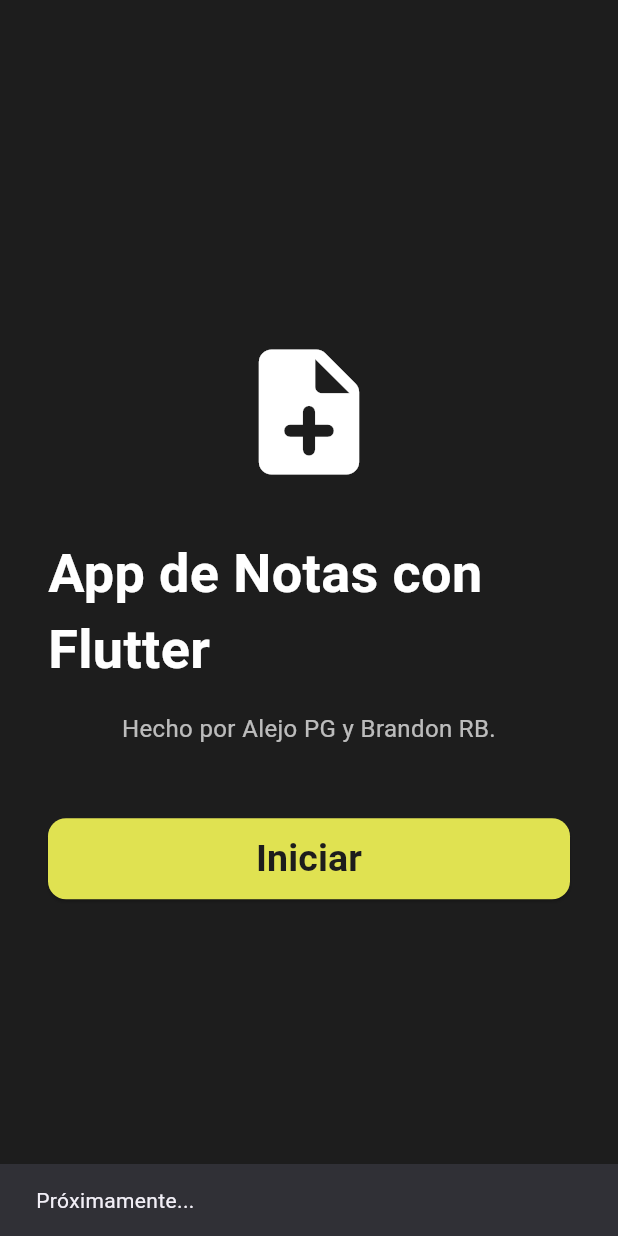
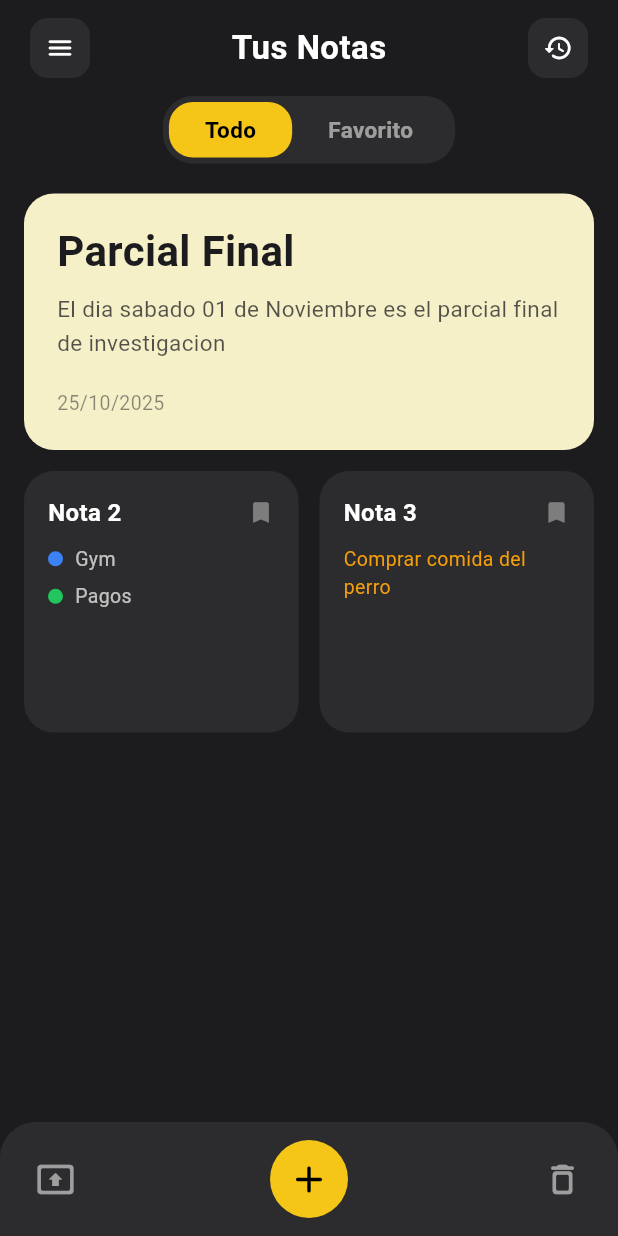
Before and after one commit to Bramiya11/notes-app-with-flutter, a Flutter app: the screen it shows after launch, after a tap on "Iniciar", on a phone screen of 412 x 824 dp. Run offline on Flutter 3.47's test engine with Material 3 defaults, Android fonts, the phone set to English and light mode, and no system bars.

Commit message:
Home screen, se finaliza la pantalla principal

```diff
--- /dev/null
+++ b/lib/home.dart
@@ -0,0 +1,394 @@
+import 'package:flutter/material.dart';
+
+// ── Modelo de datos ──────────────────────────────────────────────────────────
+
+class Note {
+  final String title;
+  final String? body;
+  final String date;
+  final bool isFeatured;
+  final List<NoteTag> tags;
+  final Color? cardColor;
+  final Color? textColor;
+
+  const Note({
+    required this.title,
+    this.body,
+    required this.date,
+    this.isFeatured = false,
+    this.tags = const [],
+    this.cardColor,
+    this.textColor,
+  });
+}
+
+class NoteTag {
+  final String label;
+  final Color color;
+
+  const NoteTag({required this.label, required this.color});
+}
+
+// ── Pantalla de notas ────────────────────────────────────────────────────────
+
+class NotesScreen extends StatefulWidget {
+  const NotesScreen({super.key});
+
+  @override
+  State<NotesScreen> createState() => _NotesScreenState();
+}
+
+class _NotesScreenState extends State<NotesScreen> {
+  final List<Note> _notes = const [
+    Note(
+      title: 'Parcial Final',
+      body: 'El dia sabado 01 de Noviembre es el parcial final de investigacion',
+      date: '25/10/2025',
+      isFeatured: true,
+      cardColor: Color(0xFFF5F0C8),
+      textColor: Color(0xFF1C1C1E),
+    ),
+    Note(
+      title: 'Nota 2',
+      date: '24/10/2025',
+      cardColor: Color(0xFF2C2C2E),
+      tags: [
+        NoteTag(label: 'Gym', color: Color(0xFF3B82F6)),
+        NoteTag(label: 'Pagos', color: Color(0xFF22C55E)),
+      ],
+    ),
+    Note(
+      title: 'Nota 3',
+      body: 'Comprar comida del perro',
+      date: '23/10/2025',
+      cardColor: Color(0xFF2C2C2E),
+      textColor: Color(0xFFF59E0B),
+    ),
+  ];
+
+  @override
+  Widget build(BuildContext context) {
+    final featuredNote = _notes.firstWhere((n) => n.isFeatured);
+    final smallNotes = _notes.where((n) => !n.isFeatured).toList();
+
+    return Scaffold(
+      backgroundColor: const Color(0xFF1C1C1E),
+      body: SafeArea(
+        child: Column(
+          children: [
+            // ── App Bar ──────────────────────────────────────────────────
+            Padding(
+              padding: const EdgeInsets.symmetric(horizontal: 20, vertical: 12),
+              child: Row(
+                mainAxisAlignment: MainAxisAlignment.spaceBetween,
+                children: [
+                  _iconButton(Icons.menu_rounded, () {}),
+                  const Text(
+                    'Tus Notas',
+                    style: TextStyle(
+                      color: Colors.white,
+                      fontSize: 22,
+                      fontWeight: FontWeight.w700,
+                      letterSpacing: 0.3,
+                    ),
+                  ),
+                  _iconButton(Icons.history_rounded, () {}),
+                ],
+              ),
+            ),
+
+            // ── Filtro Todo / Favorito ───────────────────────────────────
+            const Padding(
+              padding: EdgeInsets.only(bottom: 20),
+              child: _FilterBar(),
+            ),
+
+            // ── Lista de notas ───────────────────────────────────────────
+            Expanded(
+              child: Padding(
+                padding: const EdgeInsets.symmetric(horizontal: 16),
+                child: SingleChildScrollView(
+                  child: Column(
+                    children: [
+                      _FeaturedNoteCard(note: featuredNote),
+                      const SizedBox(height: 14),
+                      GridView.builder(
+                        shrinkWrap: true,
+                        physics: const NeverScrollableScrollPhysics(),
+                        itemCount: smallNotes.length,
+                        gridDelegate:
+                            const SliverGridDelegateWithFixedCrossAxisCount(
+                          crossAxisCount: 2,
+                          mainAxisSpacing: 14,
+                          crossAxisSpacing: 14,
+                          childAspectRatio: 1.05,
+                        ),
+                        itemBuilder: (context, index) =>
+                            _SmallNoteCard(note: smallNotes[index]),
+                      ),
+                      const SizedBox(height: 16),
+                    ],
+                  ),
+                ),
+              ),
+            ),
+          ],
+        ),
+      ),
+      bottomNavigationBar: const _BottomBar(),
+    );
+  }
+
+  Widget _iconButton(IconData icon, VoidCallback onTap) {
+    return GestureDetector(
+      onTap: onTap,
+      child: Container(
+        width: 40,
+        height: 40,
+        decoration: BoxDecoration(
+          color: const Color(0xFF2C2C2E),
+          borderRadius: BorderRadius.circular(12),
+        ),
+        child: Icon(icon, color: Colors.white, size: 20),
+      ),
+    );
+  }
+}
+
+// ── Widget: Barra de filtros ─────────────────────────────────────────────────
+
+class _FilterBar extends StatefulWidget {
+  const _FilterBar();
+
+  @override
+  State<_FilterBar> createState() => _FilterBarState();
+}
+
+class _FilterBarState extends State<_FilterBar> {
+  int _selected = 0;
+  final _labels = ['Todo', 'Favorito'];
+
+  @override
+  Widget build(BuildContext context) {
+    return Container(
+      padding: const EdgeInsets.all(4),
+      decoration: BoxDecoration(
+        color: const Color(0xFF2C2C2E),
+        borderRadius: BorderRadius.circular(20),
+      ),
+      child: Row(
+        mainAxisSize: MainAxisSize.min,
+        children: List.generate(_labels.length, (i) {
+          final active = i == _selected;
+          return GestureDetector(
+            onTap: () => setState(() => _selected = i),
+            child: AnimatedContainer(
+              duration: const Duration(milliseconds: 200),
+              padding: const EdgeInsets.symmetric(horizontal: 24, vertical: 8),
+              decoration: BoxDecoration(
+                color: active ? const Color(0xFFF5C518) : Colors.transparent,
+                borderRadius: BorderRadius.circular(16),
+              ),
+              child: Text(
+                _labels[i],
+                style: TextStyle(
+                  color: active ? Colors.black : Colors.white54,
+                  fontWeight: FontWeight.w600,
+                  fontSize: 15,
+                ),
+              ),
+            ),
+          );
+        }),
+      ),
+    );
+  }
+}
+
+// ── Widget: Nota destacada (grande) ─────────────────────────────────────────
+
+class _FeaturedNoteCard extends StatelessWidget {
+  final Note note;
+  const _FeaturedNoteCard({required this.note});
+
+  @override
+  Widget build(BuildContext context) {
+    final bgColor = note.cardColor ?? const Color(0xFF2C2C2E);
+    final fgColor = note.textColor ?? Colors.white;
+
+    return Container(
+      width: double.infinity,
+      padding: const EdgeInsets.all(22),
+      decoration: BoxDecoration(
+        color: bgColor,
+        borderRadius: BorderRadius.circular(20),
+      ),
+      child: Column(
+        crossAxisAlignment: CrossAxisAlignment.start,
+        children: [
+          Text(
+            note.title,
+            style: TextStyle(
+              color: fgColor,
+              fontSize: 28,
+              fontWeight: FontWeight.w700,
+              height: 1.2,
+            ),
+          ),
+          if (note.body != null) ...[
+            const SizedBox(height: 10),
+            Text(
+              note.body!,
+              style: TextStyle(
+                color: fgColor.withValues(alpha: 0.75),
+                fontSize: 15,
+                height: 1.5,
+              ),
+            ),
+          ],
+          const SizedBox(height: 18),
+          Text(
+            note.date,
+            style: TextStyle(
+              color: fgColor.withValues(alpha: 0.5),
+              fontSize: 13,
+            ),
+          ),
+        ],
+      ),
+    );
+  }
+}
+
+// ── Widget: Nota pequeña (grid) ──────────────────────────────────────────────
+
+class _SmallNoteCard extends StatelessWidget {
+  final Note note;
+  const _SmallNoteCard({required this.note});
+
+  @override
+  Widget build(BuildContext context) {
+    final bgColor = note.cardColor ?? const Color(0xFF2C2C2E);
+    final fgColor = note.textColor ?? Colors.white;
+
+    return Container(
+      padding: const EdgeInsets.all(16),
+      decoration: BoxDecoration(
+        color: bgColor,
+        borderRadius: BorderRadius.circular(20),
+      ),
+      child: Column(
+        crossAxisAlignment: CrossAxisAlignment.start,
+        children: [
+          Row(
+            mainAxisAlignment: MainAxisAlignment.spaceBetween,
+            children: [
+              Text(
+                note.title,
+                style: const TextStyle(
+                  color: Colors.white,
+                  fontSize: 16,
+                  fontWeight: FontWeight.w700,
+                ),
+              ),
+              const Icon(Icons.bookmark_rounded, color: Colors.white38, size: 18),
+            ],
+          ),
+          const SizedBox(height: 10),
+          if (note.tags.isNotEmpty)
+            Column(
+              crossAxisAlignment: CrossAxisAlignment.start,
+              children: note.tags
+                  .map(
+                    (tag) => Padding(
+                      padding: const EdgeInsets.only(bottom: 6),
+                      child: Row(
+                        children: [
+                          Container(
+                            width: 10,
+                            height: 10,
+                            decoration: BoxDecoration(
+                              color: tag.color,
+                              shape: BoxShape.circle,
+                            ),
+                          ),
+                          const SizedBox(width: 8),
+                          Text(
+                            tag.label,
+                            style: const TextStyle(
+                              color: Colors.white70,
+                              fontSize: 13,
+                            ),
+                          ),
+                        ],
+                      ),
+                    ),
+                  )
+                  .toList(),
+            )
+          else if (note.body != null)
+            Text(
+              note.body!,
+              style: TextStyle(
+                color: fgColor,
+                fontSize: 13,
+                height: 1.45,
+              ),
+              maxLines: 4,
+              overflow: TextOverflow.ellipsis,
+            ),
+        ],
+      ),
+    );
+  }
+}
+
+// ── Widget: Bottom Navigation Bar ───────────────────────────────────────────
+
+class _BottomBar extends StatelessWidget {
+  const _BottomBar();
+
+  @override
+  Widget build(BuildContext context) {
+    return Container(
+      padding: const EdgeInsets.symmetric(horizontal: 24, vertical: 12),
+      decoration: const BoxDecoration(
+        color: Color(0xFF2C2C2E),
+        borderRadius: BorderRadius.vertical(top: Radius.circular(24)),
+      ),
+      child: Row(
+        mainAxisAlignment: MainAxisAlignment.spaceBetween,
+        children: [
+          _NavIcon(icon: Icons.present_to_all_rounded, onTap: () {}),
+          GestureDetector(
+            onTap: () {},
+            child: Container(
+              width: 52,
+              height: 52,
+              decoration: const BoxDecoration(
+                color: Color(0xFFF5C518),
+                shape: BoxShape.circle,
+              ),
+              child: const Icon(Icons.add_rounded, color: Colors.black, size: 30),
+            ),
+          ),
+          _NavIcon(icon: Icons.delete_outline_rounded, onTap: () {}),
+        ],
+      ),
+    );
+  }
+}
+
+class _NavIcon extends StatelessWidget {
+  final IconData icon;
+  final VoidCallback onTap;
+  const _NavIcon({required this.icon, required this.onTap});
+
+  @override
+  Widget build(BuildContext context) {
+    return GestureDetector(
+      onTap: onTap,
+      child: Icon(icon, color: Colors.white54, size: 26),
+    );
+  }
+}
--- a/lib/main.dart
+++ b/lib/main.dart
@@ -1,4 +1,5 @@
 import 'package:flutter/material.dart';
+import 'home.dart';
 
 void main() {
   runApp(const MyApp());
@@ -70,9 +71,11 @@
                     ),
                   ),
                   onPressed: () {
-                    // Aquí irá la navegación a la siguiente pantalla
-                    ScaffoldMessenger.of(context).showSnackBar(
-                      const SnackBar(content: Text('Próximamente...')),
+                    Navigator.push(
+                      context,
+                      MaterialPageRoute(
+                        builder: (context) => const NotesScreen(),
+                      ),
                     );
                   },
                   child: const Text(
```
